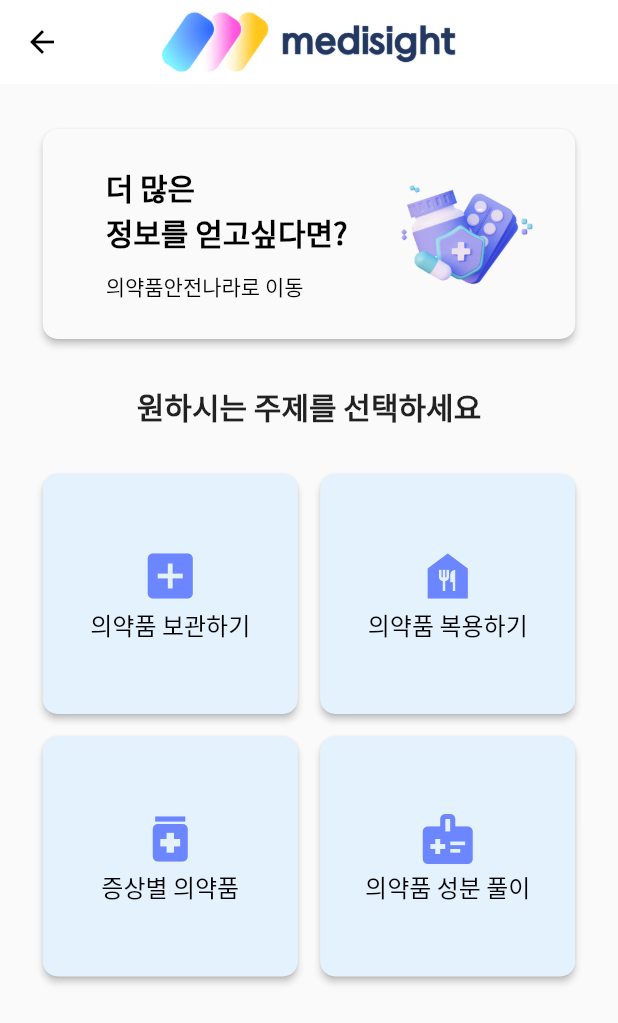
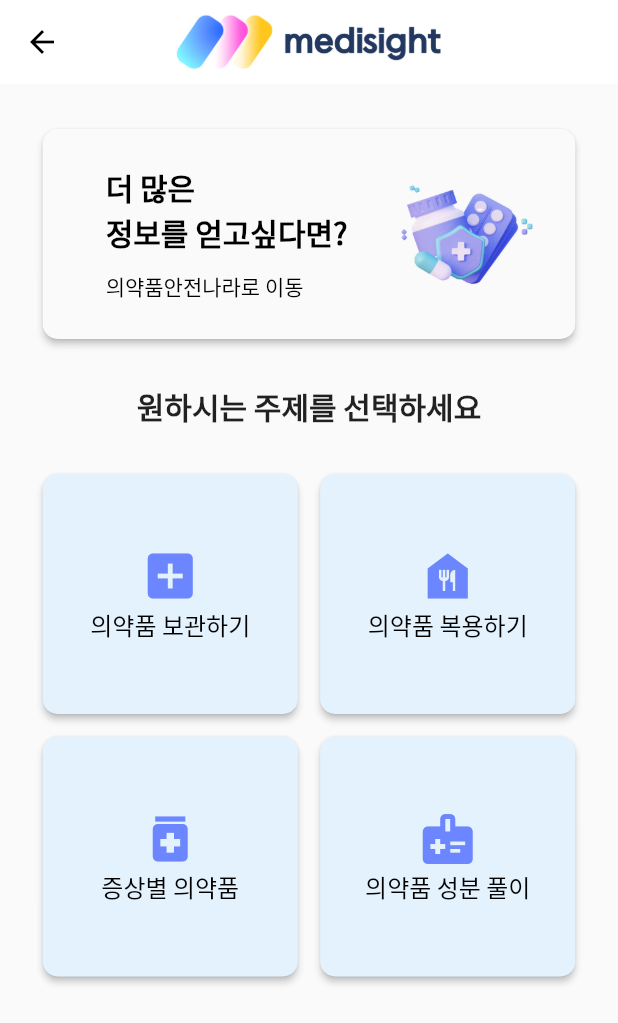
Before and after one commit to GDSC-SWU/2023-Medisight-SolutionChallenge, a Flutter app: the HomeScreen screen opened directly, after a tap on "상식", on a phone screen of 412 x 824 dp. Shown: the top 1023 px of the screen. Run offline on Flutter 3.47's test engine with Material 2 defaults, Android fonts, the phone set to English and light mode, and no system bars; our stand-ins replace assets_audio_player, camera, cloud_firestore, firebase_auth, firebase_core, flutter_tts and 7 more; missing offline and left inert: android_alarm_manager_plus, flutter_beep, flutter_qr_bar_scanner, flutter_ringtone_player, flutter_vibrate, google_mlkit_barcode_scanning; accounts and stored records are empty; statements that could not run were skipped.

Commit message:
MDS-113 fix: Change appbar logo size

```diff
--- a/medisight/lib/screen/camera_screen.dart
+++ b/medisight/lib/screen/camera_screen.dart
@@ -20,9 +20,9 @@ class CameraScreen extends StatelessWidget {
       appBar: AppBar(
         title: themeMode == ThemeMode.light
             ? Image.asset('assets/images/logo-title-light.png',
-                width: 200, height: 200)
+                width: 180, height: 200)
             : Image.asset('assets/images/logo-title-dark.png',
-                width: 200, height: 200),
+                width: 180, height: 200),
       ),
       body: Center(
         child: SingleChildScrollView(
--- a/medisight/lib/screen/home_screen.dart
+++ b/medisight/lib/screen/home_screen.dart
@@ -25,9 +25,9 @@ class HomeScreen extends StatelessWidget {
       appBar: AppBar(
         title: themeMode == ThemeMode.light
             ? Image.asset('assets/images/logo-title-light.png',
-                width: 200, height: 200)
+                width: 180, height: 200)
             : Image.asset('assets/images/logo-title-dark.png',
-                width: 200, height: 200),
+                width: 180, height: 200),
       ),
       body: Center(
         child: SingleChildScrollView(
--- a/medisight/lib/screen/info_screen.dart
+++ b/medisight/lib/screen/info_screen.dart
@@ -22,9 +22,9 @@ class InfoScreen extends StatelessWidget {
       appBar: AppBar(
           title: themeMode == ThemeMode.light
               ? Image.asset('assets/images/logo-title-light.png',
-                  width: 200, height: 200)
+                  width: 180, height: 200)
               : Image.asset('assets/images/logo-title-dark.png',
-                  width: 200, height: 200)),
+                  width: 180, height: 200)),
       body: Center(
         child: Column(
           mainAxisAlignment: MainAxisAlignment.start,
```
